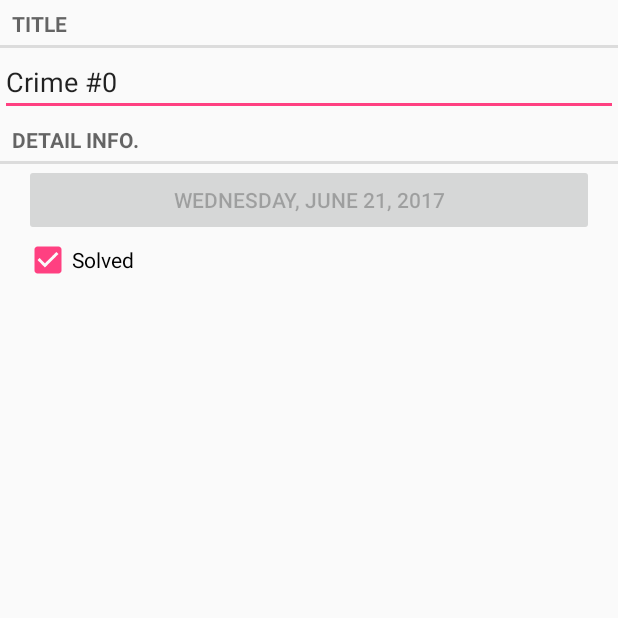
After one commit to junlee91/Android-Programming, an Android app: the CrimePagerActivity screen opened directly, with no data from a screen before it, on a phone screen of 412 x 824 dp, the top half of it. The commit adds this screen. Run offline under Robolectric (Android 15) with nearby library versions, the phone set to English and light mode, and no system bars.

Commit message:
CrimePagerActivity with Viewpager

```diff
--- a/CriminalIntent/app/src/main/AndroidManifest.xml
+++ b/CriminalIntent/app/src/main/AndroidManifest.xml
@@ -15,7 +15,7 @@
                 <category android:name="android.intent.category.LAUNCHER" />
             </intent-filter>
         </activity>
-        <activity android:name=".CrimeActivity">
+        <activity android:name=".CrimePagerActivity">
         </activity>
     </application>
 
--- a/CriminalIntent/app/src/main/java/com/bignerdbranch/andorid/criminalintent/CrimeListFragment.java
+++ b/CriminalIntent/app/src/main/java/com/bignerdbranch/andorid/criminalintent/CrimeListFragment.java
@@ -84,7 +84,7 @@ public class CrimeListFragment extends Fragment{
         @Override
         public void onClick(View v) {
             // Intent intent = new Intent(getActivity(), CrimeActivity.class);
-            Intent intent = CrimeActivity.newIntent(getActivity(), mCrime.getId());
+            Intent intent = CrimePagerActivity.newIntent(getActivity(), mCrime.getId());
             startActivity(intent);
         }
     }
--- /dev/null
+++ b/CriminalIntent/app/src/main/java/com/bignerdbranch/andorid/criminalintent/CrimePagerActivity.java
@@ -0,0 +1,67 @@
+package com.bignerdbranch.andorid.criminalintent;
+
+import android.content.Context;
+import android.content.Intent;
+import android.os.Bundle;
+import android.support.annotation.Nullable;
+import android.support.v4.app.Fragment;
+import android.support.v4.app.FragmentActivity;
+import android.support.v4.app.FragmentManager;
+import android.support.v4.app.FragmentStatePagerAdapter;
+import android.support.v4.view.ViewPager;
+
+import java.util.List;
+import java.util.UUID;
+
+/**
+ * Created by Jun on 2017-06-21.
+ */
+
+public class CrimePagerActivity extends FragmentActivity {
+
+    private static final String EXTRA_CRIME_ID =
+            "com.bignerdbranch.andorid.criminalintent.crime_id";
+
+    private ViewPager mViewPager;
+    private List<Crime> mCrimes;
+
+    public static Intent newIntent(Context pakageContext, UUID crimeId){
+        Intent intent = new Intent(pakageContext, CrimePagerActivity.class);
+        intent.putExtra(EXTRA_CRIME_ID, crimeId);
+        return intent;
+    }
+
+
+    @Override
+    protected void onCreate(@Nullable Bundle savedInstanceState) {
+        super.onCreate(savedInstanceState);
+        setContentView(R.layout.activity_crime_pager);
+
+        UUID crimeId = (UUID)getIntent().getSerializableExtra(EXTRA_CRIME_ID);
+
+        mViewPager = (ViewPager)findViewById(R.id.activity_crime_pager_view_pager);
+
+        mCrimes = CrimeLab.get(this).getCrimes();
+        FragmentManager fragmentManager = getSupportFragmentManager();
+        mViewPager.setAdapter(new FragmentStatePagerAdapter(fragmentManager) {
+            @Override
+            public Fragment getItem(int position) {
+                Crime crime = mCrimes.get(position);
+                return CrimeFragment.newInstance(crime.getId());
+            }
+
+            @Override
+            public int getCount() {
+                return mCrimes.size();
+            }
+        });
+
+        for(int i = 0; i < mCrimes.size(); i++){
+            if(mCrimes.get(i).getId().equals(crimeId)){
+                mViewPager.setCurrentItem(i);
+                break;
+            }
+        }
+
+    }
+}
--- /dev/null
+++ b/CriminalIntent/app/src/main/res/layout/activity_crime_pager.xml
@@ -0,0 +1,8 @@
+<?xml version="1.0" encoding="utf-8"?>
+<android.support.v4.view.ViewPager
+    xmlns:android="http://schemas.android.com/apk/res/android"
+    android:id="@+id/activity_crime_pager_view_pager"
+    android:layout_width="match_parent"
+    android:layout_height="match_parent">
+
+</android.support.v4.view.ViewPager>
```
Also changed, not shown: CriminalIntent/app/src/main/java/com/bignerdbranch/andorid/criminalintent/CrimeActivity.java (deleted, +0 -28 lines).
